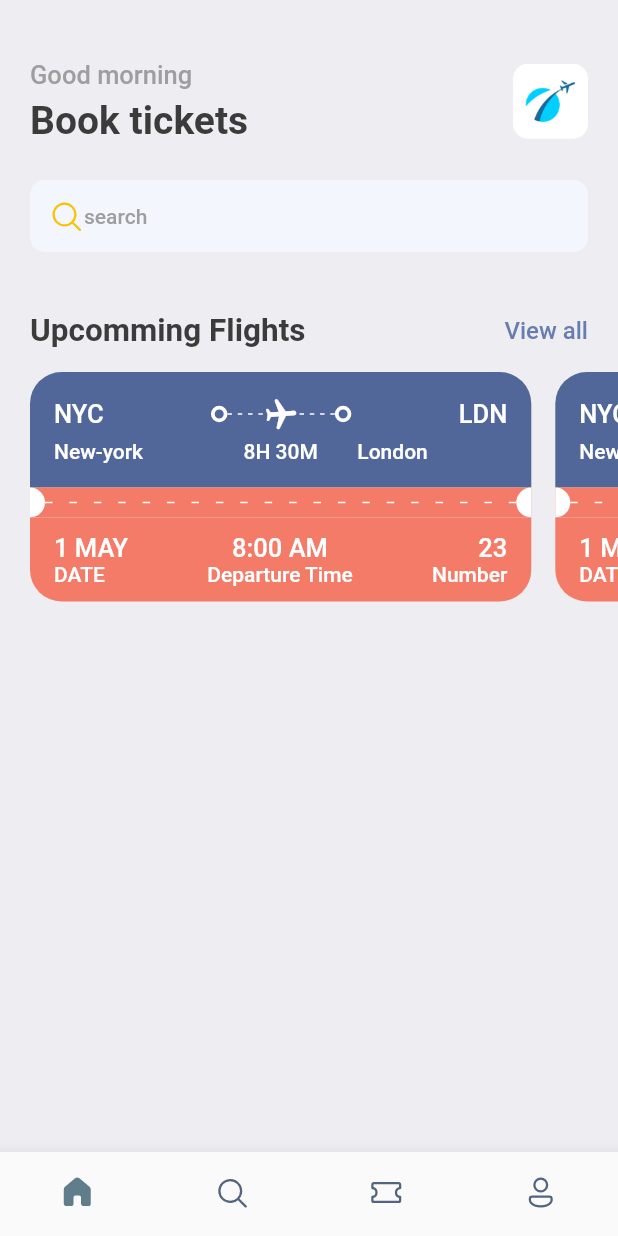
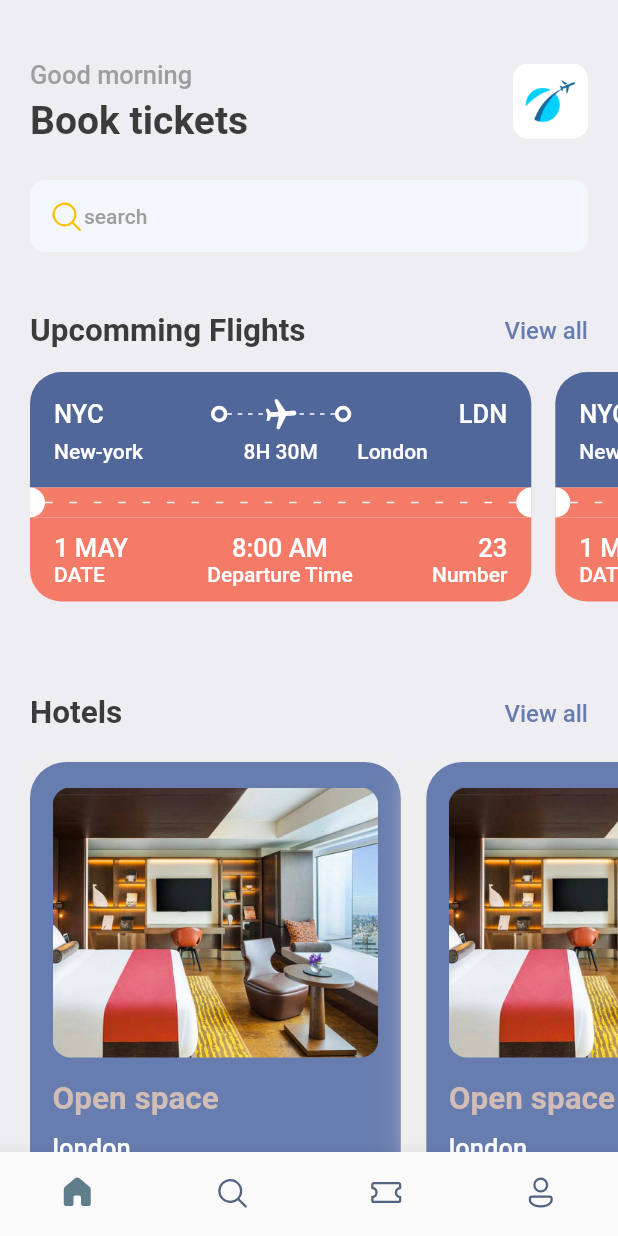
Before and after one commit to srmorteza/Tiket_Booking_Flutter, a Flutter app: the screen it shows after launch, on a phone screen of 412 x 824 dp. Run offline on Flutter 3.47's test engine with Material 2 defaults, Android fonts, the phone set to English and light mode, and no system bars; our stand-ins replace fluentui_icons, gap.

Commit message:
complete the homepage of application 1401-8-16

```diff
--- a/lib/screens/home_screen.dart
+++ b/lib/screens/home_screen.dart
@@ -1,3 +1,4 @@
+import 'package:booktickets/screens/hotel_screen.dart';
 import 'package:booktickets/screens/ticket_view.dart';
 import 'package:fluentui_icons/fluentui_icons.dart';
 import 'package:flutter/cupertino.dart';
@@ -85,7 +86,37 @@ class HomeScreen extends StatelessWidget {
                 TicketView(),
               ],
             ),
-          )
+          ),
+          const Gap(15),
+          Container(
+            padding: const EdgeInsets.symmetric(horizontal: 20),
+            child: Row(
+              mainAxisAlignment: MainAxisAlignment.spaceBetween,
+              children: [
+                Text("Hotels", style: Styles.headLineStyle2,),
+                InkWell(
+                    onTap: (){
+                      print("you ar taped");
+                    },
+                    child: Text("View all", style: Styles.textStyle.copyWith(color: Styles.primeryColor),)),
+              ],
+            ),
+          ),
+          const Gap(15),
+
+          SingleChildScrollView(
+            scrollDirection: Axis.horizontal,
+            padding: const EdgeInsets.only(left: 20),
+            child: Row(
+              children: [
+                HotelScreen(),
+                HotelScreen(),
+              ],
+            ),
+          ),
+
+
+
 
         ],
       ),
--- /dev/null
+++ b/lib/screens/hotel_screen.dart
@@ -0,0 +1,56 @@
+import 'package:booktickets/utils/app_layout.dart';
+import 'package:booktickets/utils/app_styles.dart';
+import 'package:flutter/cupertino.dart';
+import 'package:flutter/material.dart';
+import 'package:gap/gap.dart';
+
+class HotelScreen extends StatelessWidget {
+  const HotelScreen({Key? key}) : super(key: key);
+
+  @override
+  Widget build(BuildContext context) {
+    final size = Applayout.getSize(context);
+    return Container(
+      padding: const EdgeInsets.symmetric(horizontal: 15, vertical: 17),
+      margin: const EdgeInsets.only(right: 17, top: 5),
+      width: size.width *0.6 ,
+      height: 350,
+      decoration: BoxDecoration(
+        color: Styles.primeryColor,
+        borderRadius: BorderRadius.circular(24),
+        boxShadow: [
+          BoxShadow(
+            color: Colors.grey.shade200,
+            blurRadius: 20,
+            spreadRadius: 5,
+          )
+        ]
+      ),
+      child: Column(
+        crossAxisAlignment: CrossAxisAlignment.start,
+        children: [
+          Container(
+            height: 180,
+            decoration: BoxDecoration(
+              borderRadius: BorderRadius.circular(12),
+              color: Styles.primeryColor,
+              image: const DecorationImage(
+                fit: BoxFit.cover,
+                image: AssetImage(
+                  "assets/images/one.png"
+                )
+              )
+            ),
+          ),
+          const Gap(15),
+          Text("Open space" , style: Styles.headLineStyle2.copyWith(color: Styles.kakiColor),),
+          const Gap(10),
+          Text("london" , style: Styles.headLineStyle3.copyWith(color: Colors.white),),
+          const Gap(8),
+          Text("\$ 40/night" , style: Styles.headLineStyle1.copyWith(color: Styles.kakiColor),),
+        ],
+      ),
+
+    );
+  }
+}
--- a/lib/utils/app_styles.dart
+++ b/lib/utils/app_styles.dart
@@ -7,6 +7,7 @@ class Styles{
   static Color textColor = const Color(0xff3b3b3b) ;
   static Color bgColor = const Color(0xffeeedf2) ;
   static Color orangeColor = const Color(0xfff37b67) ;
+  static Color kakiColor = const Color(0xffd2bdb6) ;
   static TextStyle  textStyle = TextStyle(fontSize:16, color: textColor, fontWeight: FontWeight.w500);
   static TextStyle  headLineStyle1 = TextStyle(fontSize: 26, color: textColor, fontWeight: FontWeight.bold);
   static TextStyle  headLineStyle2 = TextStyle(fontSize: 21, color: textColor, fontWeight: FontWeight.bold);
```
